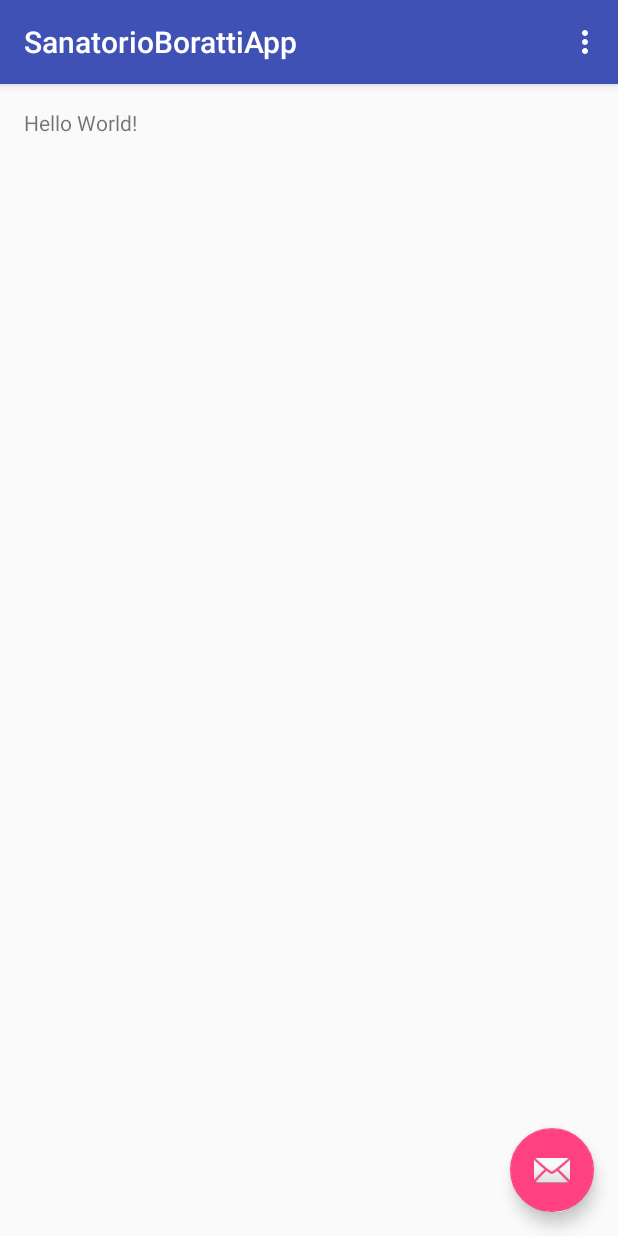
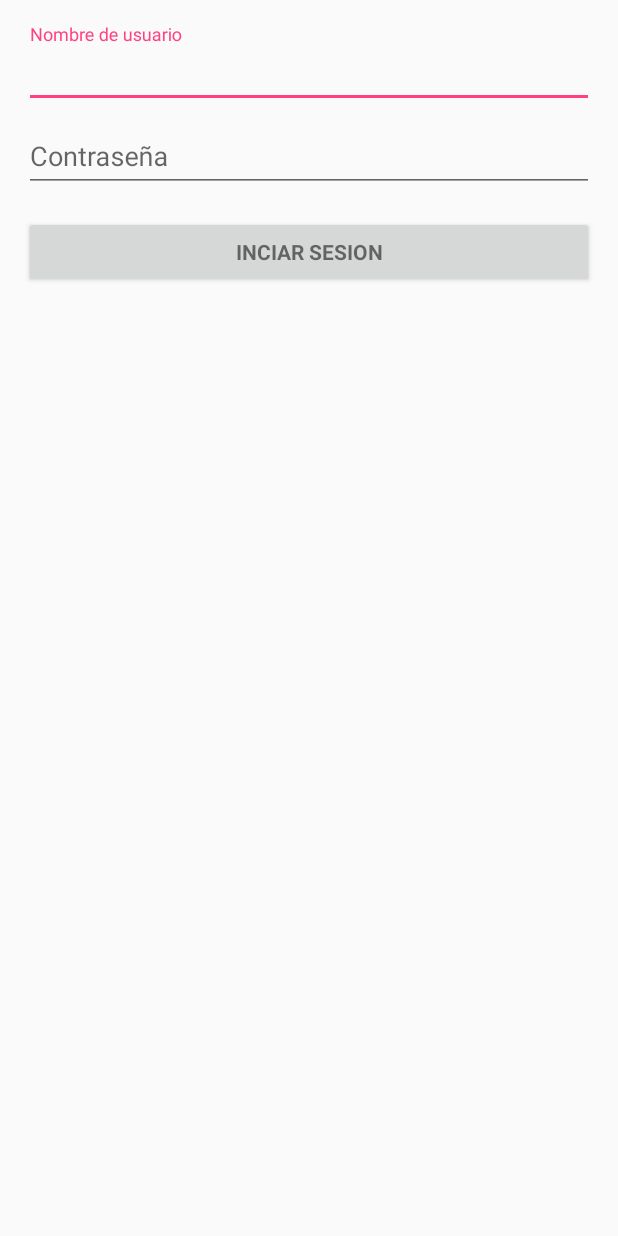
Before and after one commit to matiduarte/TrabajoProfesionalFIUBA, an Android app: the screen it shows after launch (MainActivity before the commit, LoginActivity after it), on a phone screen of 412 x 824 dp. Run offline under Robolectric (Android 15) with nearby library versions, the phone set to English and light mode, and no system bars; 2 statements that could not run were skipped.

Commit message:
agrego pantalla de login, y corrijo cosas en el servicio. ademas agrego una actividad principal que es con tabs

```diff
--- /dev/null
+++ b/Client/SanatorioBorattiApp/app/src/main/java/com/p2/sanatorioborattiapp/Activities/LoginActivity.java
@@ -0,0 +1,248 @@
+package com.p2.sanatorioborattiapp.Activities;
+
+import android.annotation.TargetApi;
+import android.app.LoaderManager.LoaderCallbacks;
+import android.content.CursorLoader;
+import android.content.Intent;
+import android.content.Loader;
+import android.content.pm.PackageManager;
+import android.database.Cursor;
+import android.net.Uri;
+import android.os.Build;
+import android.os.Bundle;
+import android.provider.ContactsContract;
+import android.support.annotation.NonNull;
+import android.support.design.widget.Snackbar;
+import android.support.v7.app.AppCompatActivity;
+import android.text.TextUtils;
+import android.view.KeyEvent;
+import android.view.View;
+import android.view.View.OnClickListener;
+import android.view.inputmethod.EditorInfo;
+import android.widget.ArrayAdapter;
+import android.widget.AutoCompleteTextView;
+import android.widget.Button;
+import android.widget.EditText;
+import android.widget.TextView;
+
+import com.p2.sanatorioborattiapp.Entities.User;
+import com.p2.sanatorioborattiapp.Interfaces.LoginUser;
+import com.p2.sanatorioborattiapp.R;
+import com.p2.sanatorioborattiapp.Service.Service;
+
+import java.util.ArrayList;
+import java.util.List;
+
+import static android.Manifest.permission.READ_CONTACTS;
+
+/**
+ * A login screen that offers login via email/password.
+ */
+public class LoginActivity extends AppCompatActivity implements LoaderCallbacks<Cursor> {
+
+    /**
+     * Id to identity READ_CONTACTS permission request.
+     */
+    private static final int REQUEST_READ_CONTACTS = 0;
+
+    /**
+     * Keep track of the login task to ensure we can cancel it if requested.
+     */
+
+    // UI references.
+    private AutoCompleteTextView mUserNameView;
+    private EditText mPasswordView;
+    private View mProgressView;
+    private View mLoginFormView;
+
+    @Override
+    protected void onCreate(Bundle savedInstanceState) {
+        super.onCreate(savedInstanceState);
+        setContentView(R.layout.activity_login);
+        // Set up the login form.
+        mUserNameView = (AutoCompleteTextView) findViewById(R.id.userName);
+        populateAutoComplete();
+
+        mPasswordView = (EditText) findViewById(R.id.password);
+        mPasswordView.setOnEditorActionListener(new TextView.OnEditorActionListener() {
+            @Override
+            public boolean onEditorAction(TextView textView, int id, KeyEvent keyEvent) {
+                if (id == R.id.login || id == EditorInfo.IME_NULL) {
+                    attemptLogin();
+                    return true;
+                }
+                return false;
+            }
+        });
+
+        Button mEmailSignInButton = (Button) findViewById(R.id.email_sign_in_button);
+        mEmailSignInButton.setOnClickListener(new OnClickListener() {
+            @Override
+            public void onClick(View view) {
+                attemptLogin();
+            }
+        });
+
+        mLoginFormView = findViewById(R.id.login_form);
+        mProgressView = findViewById(R.id.login_progress);
+    }
+
+    private void populateAutoComplete() {
+        if (!mayRequestContacts()) {
+            return;
+        }
+
+        getLoaderManager().initLoader(0, null, this);
+    }
+
+    private boolean mayRequestContacts() {
+        if (Build.VERSION.SDK_INT < Build.VERSION_CODES.M) {
+            return true;
+        }
+        if (checkSelfPermission(READ_CONTACTS) == PackageManager.PERMISSION_GRANTED) {
+            return true;
+        }
+        if (shouldShowRequestPermissionRationale(READ_CONTACTS)) {
+            Snackbar.make(mUserNameView, R.string.permission_rationale, Snackbar.LENGTH_INDEFINITE)
+                    .setAction(android.R.string.ok, new View.OnClickListener() {
+                        @Override
+                        @TargetApi(Build.VERSION_CODES.M)
+                        public void onClick(View v) {
+                            requestPermissions(new String[]{READ_CONTACTS}, REQUEST_READ_CONTACTS);
+                        }
+                    });
+        } else {
+            requestPermissions(new String[]{READ_CONTACTS}, REQUEST_READ_CONTACTS);
+        }
+        return false;
+    }
+
+    /**
+     * Callback received when a permissions request has been completed.
+     */
+    @Override
+    public void onRequestPermissionsResult(int requestCode, @NonNull String[] permissions,
+                                           @NonNull int[] grantResults) {
+        if (requestCode == REQUEST_READ_CONTACTS) {
+            if (grantResults.length == 1 && grantResults[0] == PackageManager.PERMISSION_GRANTED) {
+                populateAutoComplete();
+            }
+        }
+    }
+
+
+    /**
+     * Attempts to sign in or register the account specified by the login form.
+     * If there are form errors (invalid email, missing fields, etc.), the
+     * errors are presented and no actual login attempt is made.
+     */
+    private void attemptLogin() {
+        // Reset errors.
+        mUserNameView.setError(null);
+        mPasswordView.setError(null);
+
+        // Store values at the time of the login attempt.
+        String userName = mUserNameView.getText().toString();
+        String password = mPasswordView.getText().toString();
+
+        boolean cancel = false;
+        View focusView = null;
+
+        // Check for a valid password, if the user entered one.
+        if (!TextUtils.isEmpty(password) && !isPasswordValid(password)) {
+            mPasswordView.setError(getString(R.string.error_invalid_password));
+            focusView = mPasswordView;
+            cancel = true;
+        }
+
+        // Check for a valid email address.
+        if (TextUtils.isEmpty(userName)) {
+            mUserNameView.setError(getString(R.string.error_field_required));
+            focusView = mUserNameView;
+            cancel = true;
+        }
+        if (cancel) {
+            // There was an error; don't attempt login and focus the first
+            // form field with an error.
+            focusView.requestFocus();
+        } else {
+            User user = new User();
+            user.setUserName(userName);
+            user.setPassword(password);
+            final Service service = new Service(this);
+            service.loginUserInBackground(user, new LoginUser(){
+                @Override
+                public void done(boolean success) {
+                    if(success){
+                        Intent intent = new Intent(getApplicationContext(), MainMenu.class);
+                        startActivity(intent);
+                    }
+                }
+
+            });
+        }
+    }
+
+    private boolean isPasswordValid(String password) {
+        //TODO: Replace this with your own logic
+        return password.length() > 4;
+    }
+
+    /**
+     * Shows the progress UI and hides the login form.
+     */
+
+    @Override
+    public Loader<Cursor> onCreateLoader(int i, Bundle bundle) {
+        return new CursorLoader(this,
+                // Retrieve data rows for the device user's 'profile' contact.
+                Uri.withAppendedPath(ContactsContract.Profile.CONTENT_URI,
+                        ContactsContract.Contacts.Data.CONTENT_DIRECTORY), ProfileQuery.PROJECTION,
+
+                // Select only email addresses.
+                ContactsContract.Contacts.Data.MIMETYPE +
+                        " = ?", new String[]{ContactsContract.CommonDataKinds.Email
+                .CONTENT_ITEM_TYPE},
+
+                // Show primary email addresses first. Note that there won't be
+                // a primary email address if the user hasn't specified one.
+                ContactsContract.Contacts.Data.IS_PRIMARY + " DESC");
+    }
+
+    @Override
+    public void onLoadFinished(Loader<Cursor> cursorLoader, Cursor cursor) {
+        List<String> emails = new ArrayList<>();
+        cursor.moveToFirst();
+        while (!cursor.isAfterLast()) {
+            emails.add(cursor.getString(ProfileQuery.ADDRESS));
+            cursor.moveToNext();
+        }
+
+        addEmailsToAutoComplete(emails);
+    }
+
+    @Override
+    public void onLoaderReset(Loader<Cursor> cursorLoader) {
+
+    }
+
+    private void addEmailsToAutoComplete(List<String> emailAddressCollection) {
+        //Create adapter to tell the AutoCompleteTextView what to show in its dropdown list.
+        ArrayAdapter<String> adapter =
+                new ArrayAdapter<>(LoginActivity.this,
+                        android.R.layout.simple_dropdown_item_1line, emailAddressCollection);
+
+        mUserNameView.setAdapter(adapter);
+    }
+
+
+    private interface ProfileQuery {
+        String[] PROJECTION = {
+                ContactsContract.CommonDataKinds.Email.ADDRESS,
+                ContactsContract.CommonDataKinds.Email.IS_PRIMARY,
+        };
+
+        int ADDRESS = 0;
+        int IS_PRIMARY = 1;
+    }
+}
--- /dev/null
+++ b/Client/SanatorioBorattiApp/app/src/main/res/layout/activity_login.xml
@@ -0,0 +1,77 @@
+<LinearLayout xmlns:android="http://schemas.android.com/apk/res/android"
+    xmlns:tools="http://schemas.android.com/tools"
+    android:layout_width="match_parent"
+    android:layout_height="match_parent"
+    android:gravity="center_horizontal"
+    android:orientation="vertical"
+    android:paddingBottom="@dimen/activity_vertical_margin"
+    android:paddingLeft="@dimen/activity_horizontal_margin"
+    android:paddingRight="@dimen/activity_horizontal_margin"
+    android:paddingTop="@dimen/activity_vertical_margin"
+    tools:context="com.p2.sanatorioborattiapp.Activities.LoginActivity">
+
+    <!-- Login progress -->
+    <ProgressBar
+        android:id="@+id/login_progress"
+        style="?android:attr/progressBarStyleLarge"
+        android:layout_width="wrap_content"
+        android:layout_height="wrap_content"
+        android:layout_marginBottom="8dp"
+        android:visibility="gone" />
+
+    <ScrollView
+        android:id="@+id/login_form"
+        android:layout_width="match_parent"
+        android:layout_height="match_parent">
+
+        <LinearLayout
+            android:id="@+id/email_login_form"
+            android:layout_width="match_parent"
+            android:layout_height="wrap_content"
+            android:orientation="vertical">
+
+            <android.support.design.widget.TextInputLayout
+                android:layout_width="match_parent"
+                android:layout_height="wrap_content">
+
+                <AutoCompleteTextView
+                    android:id="@+id/userName"
+                    android:layout_width="match_parent"
+                    android:layout_height="wrap_content"
+                    android:hint="@string/prompt_userName"
+                    android:inputType="text"
+                    android:maxLines="1"
+                    android:singleLine="true" />
+
+            </android.support.design.widget.TextInputLayout>
+
+            <android.support.design.widget.TextInputLayout
+                android:layout_width="match_parent"
+                android:layout_height="wrap_content">
+
+                <EditText
+                    android:id="@+id/password"
+                    android:layout_width="match_parent"
+                    android:layout_height="wrap_content"
+                    android:hint="@string/prompt_password"
+                    android:imeActionId="@+id/login"
+                    android:imeActionLabel="@string/action_sign_in_short"
+                    android:imeOptions="actionUnspecified"
+                    android:inputType="textPassword"
+                    android:maxLines="1"
+                    android:singleLine="true" />
+
+            </android.support.design.widget.TextInputLayout>
+
+            <Button
+                android:id="@+id/email_sign_in_button"
+                style="?android:textAppearanceSmall"
+                android:layout_width="match_parent"
+                android:layout_height="wrap_content"
+                android:layout_marginTop="16dp"
+                android:text="@string/action_sign_in"
+                android:textStyle="bold" />
+
+        </LinearLayout>
+    </ScrollView>
+</LinearLayout>
--- a/Client/SanatorioBorattiApp/app/src/main/res/values/dimens.xml
+++ b/Client/SanatorioBorattiApp/app/src/main/res/values/dimens.xml
@@ -3,4 +3,5 @@
     <dimen name="activity_horizontal_margin">16dp</dimen>
     <dimen name="activity_vertical_margin">16dp</dimen>
     <dimen name="fab_margin">16dp</dimen>
+    <dimen name="appbar_padding_top">8dp</dimen>
 </resources>
--- a/Client/SanatorioBorattiApp/app/src/main/res/values/strings.xml
+++ b/Client/SanatorioBorattiApp/app/src/main/res/values/strings.xml
@@ -1,4 +1,20 @@
 <resources>
-    <string name="app_name">SanatorioBorattiApp</string>
+    <string name="app_name">Sanatorio Boratti</string>
     <string name="action_settings">Settings</string>
+    <string name="title_activity_login">Iniciar Sesion</string>
+
+    <!-- Strings related to login -->
+    <string name="prompt_userName">Nombre de usuario</string>
+    <string name="prompt_password">Contraseña</string>
+    <string name="action_sign_in">Inciar Sesion</string>
+    <string name="action_sign_in_short">Login</string>
+    <string name="error_invalid_email">El email es invalido</string>
+    <string name="error_invalid_password">La contraseña es muy corta</string>
+    <string name="error_incorrect_password">La contraseña es incorrecta</string>
+    <string name="error_field_required">Este campo es requerido</string>
+    <string name="permission_rationale">"Contacts permissions are needed for providing email
+        completions."
+    </string>
+    <string name="title_activity_main_menu">MainMenu</string>
+    <string name="section_format">Hello World from section: %1$d</string>
 </resources>
```
Also changed, not shown: Client/SanatorioBorattiApp/app/src/main/AndroidManifest.xml (+16 -2 lines), Client/SanatorioBorattiApp/app/src/main/java/com/p2/sanatorioborattiapp/Activities/MainMenu.java (added, +161 -0 lines), Client/SanatorioBorattiApp/app/src/main/res/layout/activity_main_menu.xml (added, +44 -0 lines), Client/SanatorioBorattiApp/app/src/main/res/layout/fragment_main_menu.xml (added, +16 -0 lines), Client/SanatorioBorattiApp/app/src/main/res/menu/menu_main_menu.xml (added, +10 -0 lines), 4 other files.
